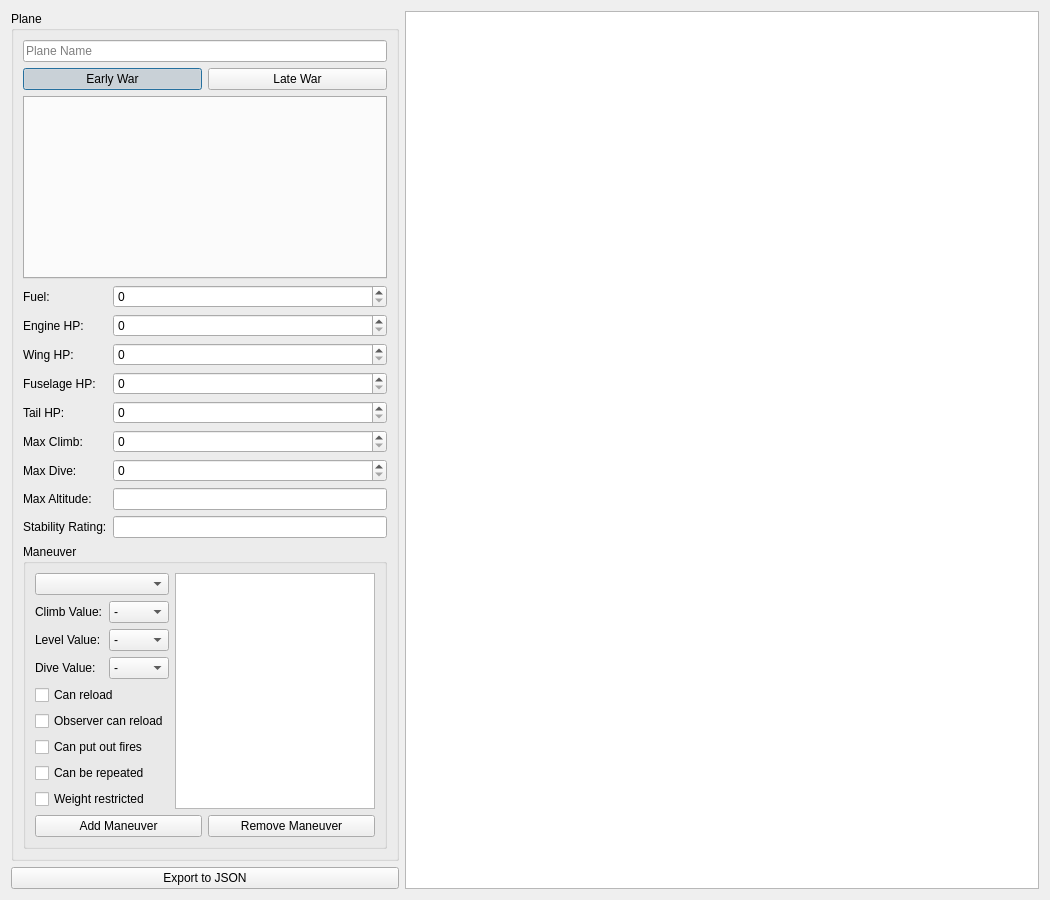
wchamilton/CEManeuverLog, file PlaneEditor.ui: the form before one commit.
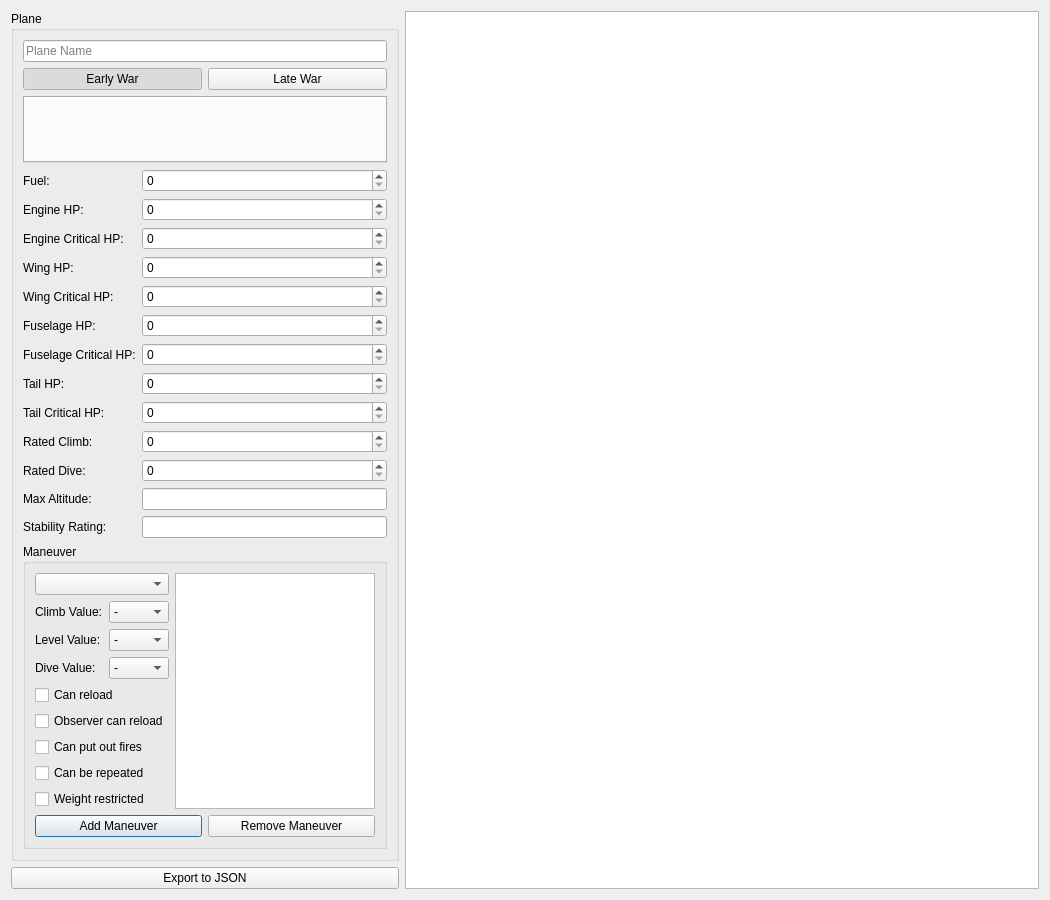
The form after the commit. Icons and pictures are not drawn.

Diff of the .ui file:
```diff
--- a/PlaneEditor.ui
+++ b/PlaneEditor.ui
@@ -20,80 +20,55 @@
       <string>Plane</string>
      </property>
      <layout class="QGridLayout" name="gridLayout_2">
-      <item row="7" column="1">
-       <widget class="QSpinBox" name="spinBox_7"/>
-      </item>
-      <item row="8" column="0">
-       <widget class="QLabel" name="label_11">
-        <property name="text">
-         <string>Max Climb:</string>
-        </property>
-       </widget>
-      </item>
-      <item row="6" column="1">
-       <widget class="QSpinBox" name="spinBox_6"/>
-      </item>
-      <item row="0" column="0" colspan="2">
-       <widget class="QLineEdit" name="lineEdit">
-        <property name="placeholderText">
-         <string>Plane Name</string>
-        </property>
-       </widget>
-      </item>
       <item row="5" column="1">
        <widget class="QSpinBox" name="spinBox_5"/>
       </item>
-      <item row="9" column="1">
-       <widget class="QSpinBox" name="spinBox_9"/>
-      </item>
-      <item row="8" column="1">
-       <widget class="QSpinBox" name="spinBox_8"/>
+      <item row="14" column="0">
+       <widget class="QLabel" name="label_13">
+        <property name="text">
+         <string>Max Altitude:</string>
+        </property>
+       </widget>
       </item>
       <item row="10" column="1">
-       <widget class="QLineEdit" name="lineEdit_2"/>
+       <widget class="QSpinBox" name="tail_hp"/>
       </item>
-      <item row="1" column="0" colspan="2">
-       <layout class="QHBoxLayout" name="horizontalLayout">
-        <item>
-         <widget class="QPushButton" name="pushButton_3">
-          <property name="text">
-           <string>Early War</string>
-          </property>
-          <property name="checkable">
-           <bool>true</bool>
-          </property>
-          <property name="checked">
-           <bool>true</bool>
-          </property>
-          <attribute name="buttonGroup">
-           <string notr="true">era_btn_grp</string>
-          </attribute>
-         </widget>
-        </item>
-        <item>
-         <widget class="QPushButton" name="pushButton_4">
-          <property name="text">
-           <string>Late War</string>
-          </property>
-          <property name="checkable">
-           <bool>true</bool>
-          </property>
-          <attribute name="buttonGroup">
-           <string notr="true">era_btn_grp</string>
-          </attribute>
-         </widget>
-        </item>
-       </layout>
+      <item row="3" column="0">
+       <widget class="QLabel" name="label_6">
+        <property name="text">
+         <string>Fuel:</string>
+        </property>
+       </widget>
       </item>
-      <item row="4" column="0">
-       <widget class="QLabel" name="label_7">
+      <item row="6" column="0">
+       <widget class="QLabel" name="label_8">
         <property name="text">
-         <string>Engine HP:</string>
+         <string>Wing HP:</string>
         </property>
        </widget>
       </item>
-      <item row="11" column="1">
-       <widget class="QLineEdit" name="lineEdit_3"/>
+      <item row="13" column="1">
+       <widget class="QSpinBox" name="rated_dive"/>
+      </item>
+      <item row="9" column="0">
+       <widget class="QLabel" name="label_17">
+        <property name="text">
+         <string>Fuselage Critical HP:</string>
+        </property>
+       </widget>
+      </item>
+      <item row="3" column="1">
+       <widget class="QSpinBox" name="fuel_amt"/>
+      </item>
+      <item row="4" column="1">
+       <widget class="QSpinBox" name="engine_hp"/>
+      </item>
+      <item row="13" column="0">
+       <widget class="QLabel" name="label_12">
+        <property name="text">
+         <string>Rated Dive:</string>
+        </property>
+       </widget>
       </item>
       <item row="2" column="0" colspan="2">
        <widget class="QTabWidget" name="crew_editor_tab">
@@ -102,27 +77,63 @@
         </property>
        </widget>
       </item>
-      <item row="5" column="0">
-       <widget class="QLabel" name="label_8">
+      <item row="12" column="1">
+       <widget class="QSpinBox" name="rated_climb"/>
+      </item>
+      <item row="12" column="0">
+       <widget class="QLabel" name="label_11">
         <property name="text">
-         <string>Wing HP:</string>
+         <string>Rated Climb:</string>
         </property>
        </widget>
       </item>
-      <item row="4" column="1">
-       <widget class="QSpinBox" name="spinBox_4"/>
+      <item row="4" column="0">
+       <widget class="QLabel" name="label_7">
+        <property name="text">
+         <string>Engine HP:</string>
+        </property>
+       </widget>
       </item>
-      <item row="3" column="1">
-       <widget class="QSpinBox" name="spinBox_3"/>
+      <item row="9" column="1">
+       <widget class="QSpinBox" name="fuselage_critical_hp"/>
       </item>
       <item row="10" column="0">
-       <widget class="QLabel" name="label_13">
+       <widget class="QLabel" name="label_10">
         <property name="text">
-         <string>Max Altitude:</string>
+         <string>Tail HP:</string>
         </property>
        </widget>
       </item>
-      <item row="12" column="0" colspan="2">
+      <item row="15" column="0">
+       <widget class="QLabel" name="label_14">
+        <property name="text">
+         <string>Stability Rating:</string>
+        </property>
+       </widget>
+      </item>
+      <item row="6" column="1">
+       <widget class="QSpinBox" name="wing_hp"/>
+      </item>
+      <item row="8" column="1">
+       <widget class="QSpinBox" name="fuselage_hp"/>
+      </item>
+      <item row="0" column="0" colspan="2">
+       <widget class="QLineEdit" name="plane_name">
+        <property name="placeholderText">
+         <string>Plane Name</string>
+        </property>
+       </widget>
+      </item>
+      <item row="15" column="1">
+       <widget class="QLineEdit" name="stab_rating"/>
+      </item>
+      <item row="7" column="1">
+       <widget class="QSpinBox" name="wing_critical_hp"/>
+      </item>
+      <item row="14" column="1">
+       <widget class="QLineEdit" name="max_alt"/>
+      </item>
+      <item row="16" column="0" colspan="2">
        <widget class="QGroupBox" name="groupBox_2">
         <property name="sizePolicy">
          <sizepolicy hsizetype="Preferred" vsizetype="MinimumExpanding">
@@ -313,41 +324,70 @@
         </layout>
        </widget>
       </item>
-      <item row="11" column="0">
-       <widget class="QLabel" name="label_14">
-        <property name="text">
-         <string>Stability Rating:</string>
-        </property>
-       </widget>
+      <item row="1" column="0" colspan="2">
+       <layout class="QHBoxLayout" name="horizontalLayout">
+        <item>
+         <widget class="QPushButton" name="early_war_btn">
+          <property name="text">
+           <string>Early War</string>
+          </property>
+          <property name="checkable">
+           <bool>true</bool>
+          </property>
+          <property name="checked">
+           <bool>true</bool>
+          </property>
+          <attribute name="buttonGroup">
+           <string notr="true">era_btn_grp</string>
+          </attribute>
+         </widget>
+        </item>
+        <item>
+         <widget class="QPushButton" name="late_war_btn">
+          <property name="text">
+           <string>Late War</string>
+          </property>
+          <property name="checkable">
+           <bool>true</bool>
+          </property>
+          <attribute name="buttonGroup">
+           <string notr="true">era_btn_grp</string>
+          </attribute>
+         </widget>
+        </item>
+       </layout>
       </item>
-      <item row="9" column="0">
-       <widget class="QLabel" name="label_12">
-        <property name="text">
-         <string>Max Dive:</string>
-        </property>
-       </widget>
-      </item>
-      <item row="3" column="0">
-       <widget class="QLabel" name="label_6">
-        <property name="text">
-         <string>Fuel:</string>
-        </property>
-       </widget>
-      </item>
-      <item row="6" column="0">
+      <item row="8" column="0">
        <widget class="QLabel" name="label_9">
         <property name="text">
          <string>Fuselage HP:</string>
         </property>
        </widget>
       </item>
+      <item row="5" column="0">
+       <widget class="QLabel" name="label_15">
+        <property name="text">
+         <string>Engine Critical HP:</string>
+        </property>
+       </widget>
+      </item>
       <item row="7" column="0">
-       <widget class="QLabel" name="label_10">
+       <widget class="QLabel" name="label_16">
         <property name="text">
-         <string>Tail HP:</string>
+         <string>Wing Critical HP:</string>
         </property>
        </widget>
       </item>
+      <item row="11" column="0">
+       <widget class="QLabel" name="label_18">
+        <property name="text">
+         <string>Tail Critical HP:</string>
+        </property>
+       </widget>
+      </item>
+      <item row="11" column="1">
+       <widget class="QSpinBox" name="tail_critical_hp"/>
+      </item>
      </layout>
     </widget>
    </item>
```
Left out of the diff: 4 changed lines with no effect on the pictures.
